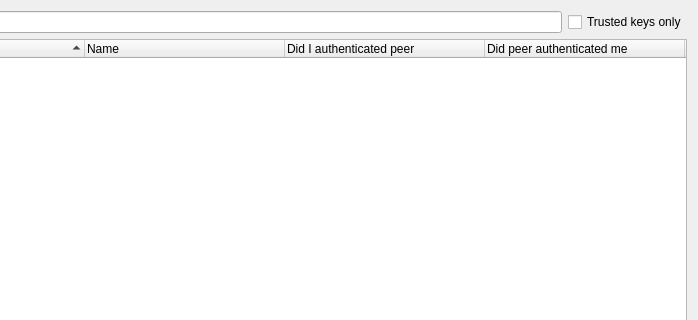
Qt form retroshare-gui/src/gui/NetworkDialog.ui (RetroShare/RetroShare) before a commit; both pictures show x 127 to 825 and y 0 to 320 of the 825 by 567 pixel window.
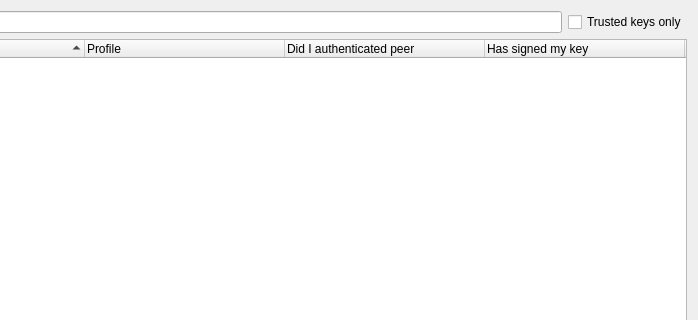
The same form after that commit. Icons and pictures are not drawn. Custom widgets are drawn as their Qt base class.

Commit message: improved wording in keyring

Patch:
```diff
--- a/retroshare-gui/src/gui/NetworkDialog.ui
+++ b/retroshare-gui/src/gui/NetworkDialog.ui
@@ -97,7 +97,7 @@
       </column>
       <column>
        <property name="text">
-        <string>Name</string>
+        <string>Profile</string>
        </property>
       </column>
       <column>
@@ -110,7 +110,7 @@
       </column>
       <column>
        <property name="text">
-        <string>Did peer authenticated me</string>
+        <string>Has signed my key</string>
        </property>
       </column>
       <column>
```
The commit also changes 1 other file.
